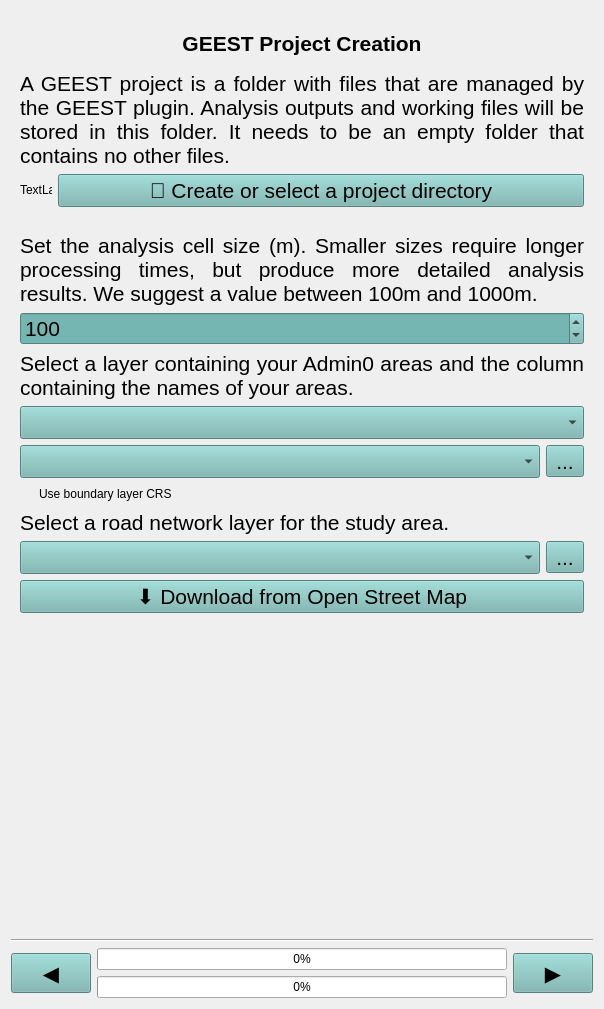
Qt form geest/ui/create_project_panel_base.ui (worldbank/GEEST) before a commit.
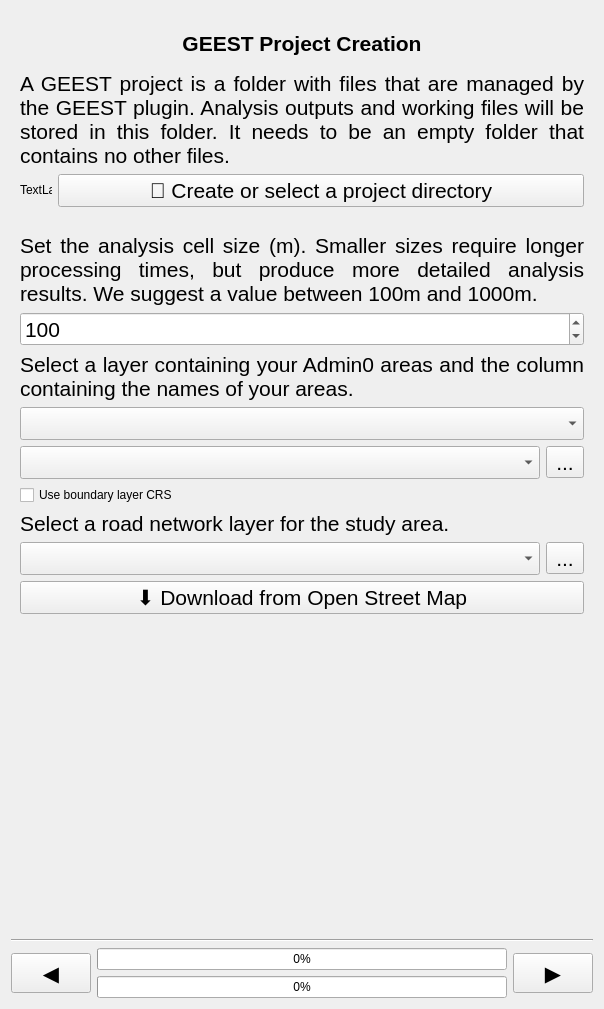
The same form after that commit. Icons and pictures are not drawn. Custom widgets are drawn as their Qt base class.

Diff of the .ui file:
```diff
--- a/geest/ui/create_project_panel_base.ui
+++ b/geest/ui/create_project_panel_base.ui
@@ -77,9 +77,6 @@
          <pointsize>16</pointsize>
         </font>
        </property>
-       <property name="styleSheet">
-        <string notr="true">background-color: rgba(118, 182, 178, 255);</string>
-       </property>
        <property name="text">
         <string>◀️</string>
        </property>
@@ -123,9 +120,6 @@
          <pointsize>16</pointsize>
         </font>
        </property>
-       <property name="styleSheet">
-        <string notr="true">background-color: rgba(118, 182, 178, 255);</string>
-       </property>
        <property name="text">
         <string>▶️</string>
        </property>
@@ -148,9 +142,6 @@
    </item>
    <item row="3" column="0">
     <widget class="QScrollArea" name="scrollArea">
-     <property name="styleSheet">
-      <string notr="true">background: transparent;</string>
-     </property>
      <property name="frameShape">
       <enum>QFrame::NoFrame</enum>
      </property>
@@ -211,9 +202,6 @@
              <pointsize>16</pointsize>
             </font>
            </property>
-           <property name="styleSheet">
-            <string notr="true">background-color: rgba(118, 182, 178, 255);</string>
-           </property>
           </widget>
          </item>
          <item>
@@ -223,9 +211,6 @@
              <pointsize>16</pointsize>
             </font>
            </property>
-           <property name="styleSheet">
-            <string notr="true">background-color: rgba(118, 182, 178, 255);</string>
-           </property>
            <property name="text">
             <string>...</string>
            </property>
@@ -240,9 +225,6 @@
            <pointsize>16</pointsize>
           </font>
          </property>
-         <property name="styleSheet">
-          <string notr="true">background-color: rgba(118, 182, 178, 255);</string>
-         </property>
          <property name="text">
           <string>⬇️ Download from Open Street Map</string>
          </property>
@@ -264,9 +246,6 @@
            <pointsize>16</pointsize>
           </font>
          </property>
-         <property name="styleSheet">
-          <string notr="true">background-color: rgba(118, 182, 178, 255);</string>
-         </property>
          <property name="minimum">
           <number>1</number>
          </property>
@@ -317,9 +296,6 @@
              <pointsize>16</pointsize>
             </font>
            </property>
-           <property name="styleSheet">
-            <string notr="true">background-color: rgba(118, 182, 178, 255);</string>
-           </property>
           </widget>
          </item>
          <item>
@@ -329,9 +305,6 @@
              <pointsize>16</pointsize>
             </font>
            </property>
-           <property name="styleSheet">
-            <string notr="true">background-color: rgba(118, 182, 178, 255);</string>
-           </property>
            <property name="text">
             <string>...</string>
            </property>
@@ -380,9 +353,6 @@
            <pointsize>16</pointsize>
           </font>
          </property>
-         <property name="styleSheet">
-          <string notr="true">background-color: rgba(118, 182, 178, 255);</string>
-         </property>
         </widget>
        </item>
        <item row="5" column="0">
@@ -437,9 +407,6 @@
              <pointsize>16</pointsize>
             </font>
            </property>
-           <property name="styleSheet">
-            <string notr="true">background-color: rgba(118, 182, 178, 255);</string>
-           </property>
            <property name="text">
             <string>📂 Create or select a project directory</string>
            </property>
```
